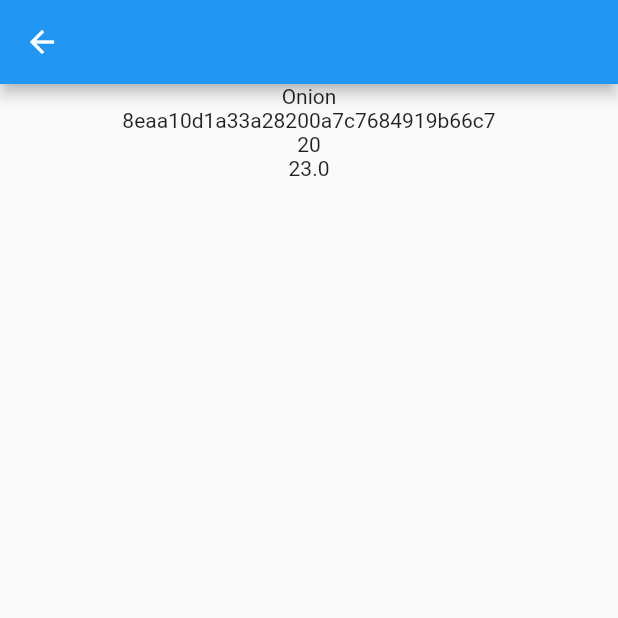
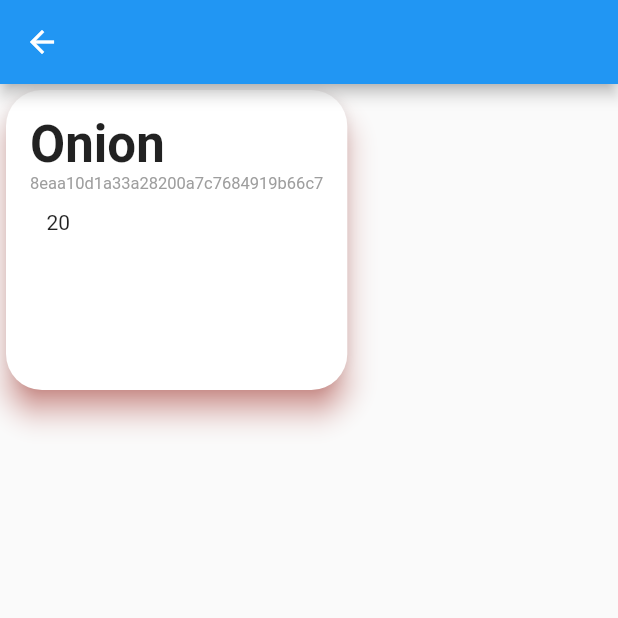
Before and after one commit to lonewolf2799/Abcd, a Flutter app: the screen it shows after launch, after a tap on "Onion", on a phone screen of 412 x 824 dp, the top half of it. Run offline on Flutter 3.47's test engine with Material 2 defaults, Android fonts, the phone set to English and light mode, and no system bars.

Commit message:
card experiments

```diff
--- a/lib/templates/plant_data.dart
+++ b/lib/templates/plant_data.dart
@@ -6,6 +6,34 @@ class PlantData extends StatefulWidget {
   State<PlantData> createState() => _PlantDataState();
 }
 
+Widget buildCard(PlantModel model) => Card(
+    shadowColor: Colors.red,
+    clipBehavior: Clip.antiAlias,
+    elevation: 8,
+    shape: RoundedRectangleBorder(borderRadius: BorderRadius.circular(24)),
+    child: Container(
+      decoration: BoxDecoration(),
+      padding: EdgeInsets.all(16),
+      height: 200,
+      child: Column(
+        crossAxisAlignment: CrossAxisAlignment.start,
+        children: [
+          Text(
+            model.name,
+            style: TextStyle(fontSize: 34, fontWeight: FontWeight.bold),
+          ),
+          Text(
+            model.id,
+            style: TextStyle(fontSize: 11, color: Colors.grey),
+          ),
+          Container(
+            padding: EdgeInsets.all(11),
+            child: Text(model.realTimeStatus.humidity.toString()),
+          )
+        ],
+      ),
+    ));
+
 class _PlantDataState extends State<PlantData> {
   late PlantModel data;
   Map<String, PlantModel> m = {};
@@ -13,15 +41,6 @@ class _PlantDataState extends State<PlantData> {
   Widget build(BuildContext context) {
     m = ModalRoute.of(context)!.settings.arguments as Map<String, PlantModel>;
     data = m['data'] as PlantModel;
-    return Scaffold(
-        appBar: AppBar(),
-        body: Center(
-          child: Column(children: [
-            Text('${data.name}'),
-            Text('${data.id}'),
-            Text('${data.realTimeStatus.humidity}'),
-            Text('${data.realTimeStatus.currTemp}'),
-          ]),
-        ));
+    return Scaffold(appBar: AppBar(), body: buildCard(data));
   }
 }
```
